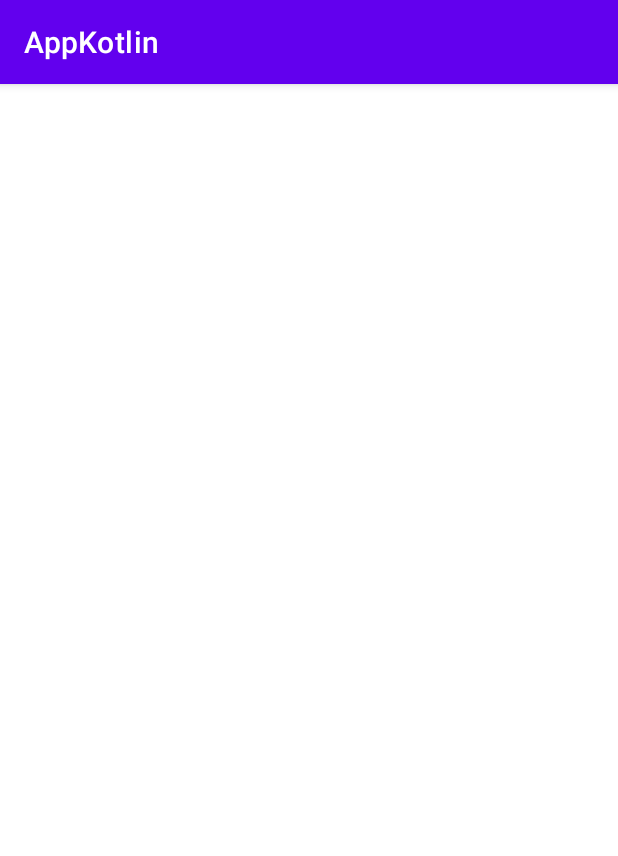
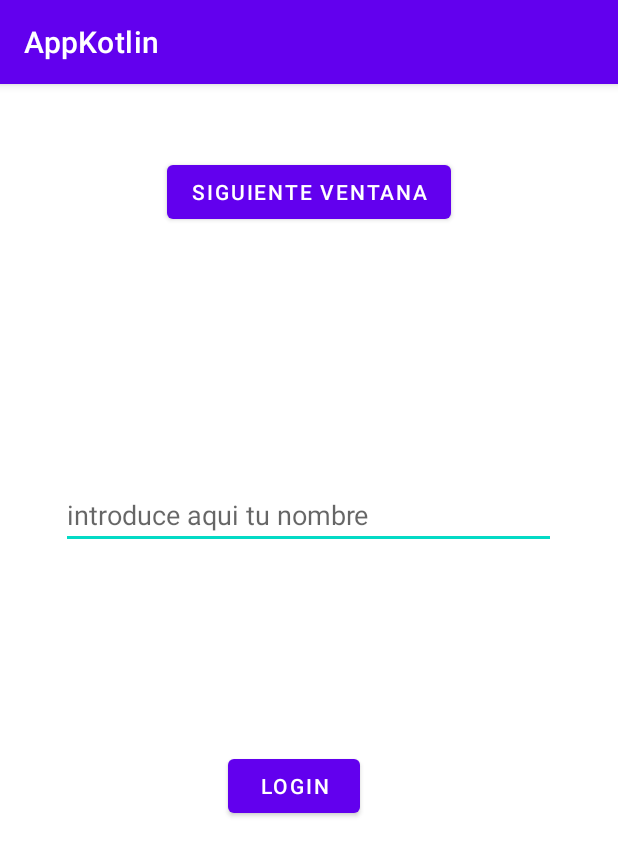
Before and after one commit to UO264804/kotlin-uo264804-uo264651, an Android app: the screen it shows after launch (MainActivity), on a phone screen of 412 x 824 dp. Shown: the top 856 px of the screen. Run offline under Robolectric (Android 15) with nearby library versions, the phone set to English and light mode, and no system bars.

Commit message:
Creación de las 2 primeras actividades

```diff
--- a/app/build.gradle
+++ b/app/build.gradle
@@ -30,10 +30,10 @@ android {
     kotlinOptions {
         jvmTarget = '1.8'
     }
-
     viewBinding {
         enabled = true
     }
+
 }
 
 dependencies {
--- a/app/src/main/AndroidManifest.xml
+++ b/app/src/main/AndroidManifest.xml
@@ -9,6 +9,7 @@
         android:roundIcon="@mipmap/ic_launcher_round"
         android:supportsRtl="true"
         android:theme="@style/Theme.AppKotlin">
+        <activity android:name=".SecondActivity"></activity>
         <activity android:name=".MainActivity">
             <intent-filter>
                 <action android:name="android.intent.action.MAIN" />
--- a/app/src/main/java/es/uniovi/appkotlin/MainActivity.kt
+++ b/app/src/main/java/es/uniovi/appkotlin/MainActivity.kt
@@ -1,17 +1,39 @@
 package es.uniovi.appkotlin
 
+import android.content.Intent
 import androidx.appcompat.app.AppCompatActivity
 import android.os.Bundle
+import android.util.Log
+import android.widget.Toast
 import es.uniovi.appkotlin.databinding.ActivityMainBinding
 
 class MainActivity : AppCompatActivity()
 {
     private lateinit var binding: ActivityMainBinding
+    var Tag:String = ""
     override fun onCreate(savedInstanceState: Bundle?)
     {
         super.onCreate(savedInstanceState)
         binding = ActivityMainBinding.inflate(layoutInflater)
         val view = binding.root
         setContentView(view)
+
+        binding.cambiarVentana.setOnClickListener {
+
+            Log.d(Tag,"pulsamos un boton")
+            Toast.makeText(this, "se ha pulsado el boton de cambiar ventana", Toast.LENGTH_SHORT).show()
+        }
+        binding.sendLogin.setOnClickListener {
+            val user_login: String = binding.login.text.toString()
+
+            var intent:Intent = Intent(this,SecondActivity::class.java)
+
+
+            intent.putExtra("user_login",user_login)
+
+            startActivity(intent)
+
+        }
+
     }
 }
--- a/app/src/main/res/layout/activity_main.xml
+++ b/app/src/main/res/layout/activity_main.xml
@@ -17,4 +17,27 @@
         app:layout_constraintTop_toTopOf="parent"
         app:layout_constraintVertical_bias="0.067" />
 
+    <Button
+        android:id="@+id/sendLogin"
+        android:layout_width="wrap_content"
+        android:layout_height="wrap_content"
+        android:layout_marginBottom="276dp"
+        android:text="login"
+        app:layout_constraintBottom_toBottomOf="parent"
+        app:layout_constraintEnd_toEndOf="parent"
+        app:layout_constraintHorizontal_bias="0.47"
+        app:layout_constraintStart_toStartOf="parent" />
+
+    <com.google.android.material.textfield.TextInputEditText
+        android:id="@+id/login"
+        android:layout_width="330dp"
+        android:layout_height="41dp"
+        android:hint="introduce aqui tu nombre"
+        app:layout_constraintBottom_toTopOf="@+id/sendLogin"
+        app:layout_constraintEnd_toEndOf="parent"
+        app:layout_constraintHorizontal_bias="0.493"
+        app:layout_constraintStart_toStartOf="parent"
+        app:layout_constraintTop_toBottomOf="@+id/cambiarVentana"
+        app:layout_constraintVertical_bias="0.562" />
+
 </androidx.constraintlayout.widget.ConstraintLayout>
```
Also changed, not shown: app/src/main/java/es/uniovi/appkotlin/SecondActivity.kt (added, +26 -0 lines), app/src/main/res/layout/activity_second.xml (added, +20 -0 lines).
